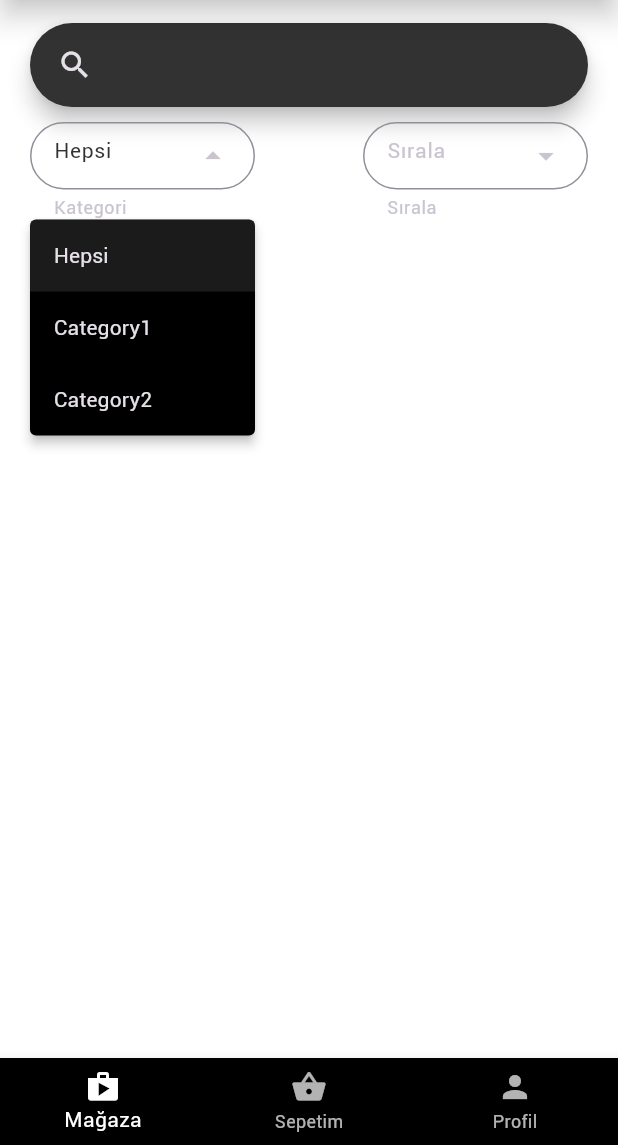
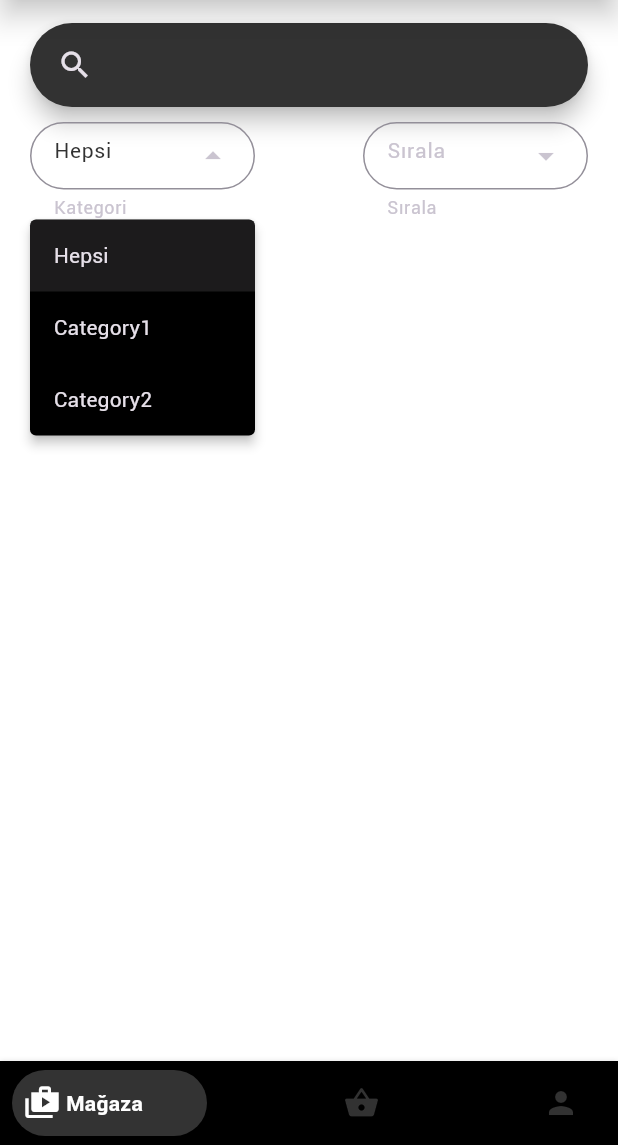
Before and after one commit to baturalpkahveci/flutter-metal-gym, a Flutter app: the screen it shows after launch, after a tap on "Hepsi", on a phone screen of 412 x 824 dp, the part 91-1236 px from its top. Run offline on Flutter 3.47's test engine with Material 3 defaults, Android fonts, the phone set to English and light mode, and no system bars; drawn by our look-alikes of bottom_navy_bar.

Commit message:
Bottom navigation bar redone

```diff
--- a/lib/pages/home.dart
+++ b/lib/pages/home.dart
@@ -1,5 +1,6 @@
+import 'package:bottom_navy_bar/bottom_navy_bar.dart';
 import 'package:flutter/material.dart';
-import 'package:metal_gym_mobile_application/common/widgets/custom_nav_bar.dart';
+import 'package:metal_gym_mobile_application/core/app_colors.dart';
 import 'package:metal_gym_mobile_application/pages/shop.dart';
 
 class HomePage extends StatefulWidget {
@@ -11,22 +12,65 @@ class HomePage extends StatefulWidget {
 
 class _HomePageState extends State<HomePage> {
 
-  var _selectedIndex = 0;
-  var pages = [ShopPage(),null,null];
+  int _currentIndex = 0;
+  final PageController _pageController = PageController();
 
-  void _onNavBarTap(int index) {
-    setState(() {
-      _selectedIndex = index;
-    });
+  @override
+  void initState() {
+    super.initState();
+  }
+
+  @override
+  void dispose() {
+    _pageController.dispose();
+    super.dispose();
   }
 
   @override
   Widget build(BuildContext context) {
     return Scaffold(
-      body: pages[_selectedIndex], // MAIN SCREEN
-      bottomNavigationBar: CustomNavBar( //BOTTOM NAVIGATION BAR
-        currentIndex: _selectedIndex,
-        onTap: _onNavBarTap,
+      body: SizedBox.expand(
+        child: PageView(
+          controller: _pageController,
+          onPageChanged: (index) {
+            setState(() => _currentIndex = index);
+          },
+          children: <Widget>[ //PAGES WILL BE ADDED HERE
+            ShopPage(),
+            Container(color: Colors.red,),
+            Container(color: Colors.green,),
+          ],
+        ),
+      ),
+      bottomNavigationBar: BottomNavyBar(
+        backgroundColor: AppColors.primary,
+        animationDuration: const Duration(milliseconds: 100),
+        showInactiveTitle: false,
+        selectedIndex: _currentIndex,
+        onItemSelected: (index) {
+          setState(() => _currentIndex = index);
+          _pageController.jumpToPage(index);
+        },
+        items: <BottomNavyBarItem>[
+          BottomNavyBarItem(
+              title: const Text('Mağaza'),
+              icon: const Icon(Icons.shop_2),
+              activeColor: AppColors.background,
+              inactiveColor: AppColors.secondary,
+          ),
+          BottomNavyBarItem(
+              title: const Text('Sepet'),
+              icon: const Icon(Icons.shopping_basket),
+              activeColor: AppColors.background,
+              inactiveColor: AppColors.secondary
+          ),
+          BottomNavyBarItem(
+              title: const Text('Profil'),
+              icon: const Icon(Icons.person),
+              activeColor: AppColors.background,
+              inactiveColor: AppColors.secondary
+          ),
+        ],
       ),
     );
   }
--- a/pubspec.yaml
+++ b/pubspec.yaml
@@ -36,6 +36,7 @@ dependencies:
   # Use with the CupertinoIcons class for iOS style icons.
   cupertino_icons: ^1.0.8
   flutter_svg: ^2.0.10+1
+  bottom_navy_bar: ^6.1.0
 
 dev_dependencies:
   flutter_test:
```
Also changed, not shown: pubspec.lock.
